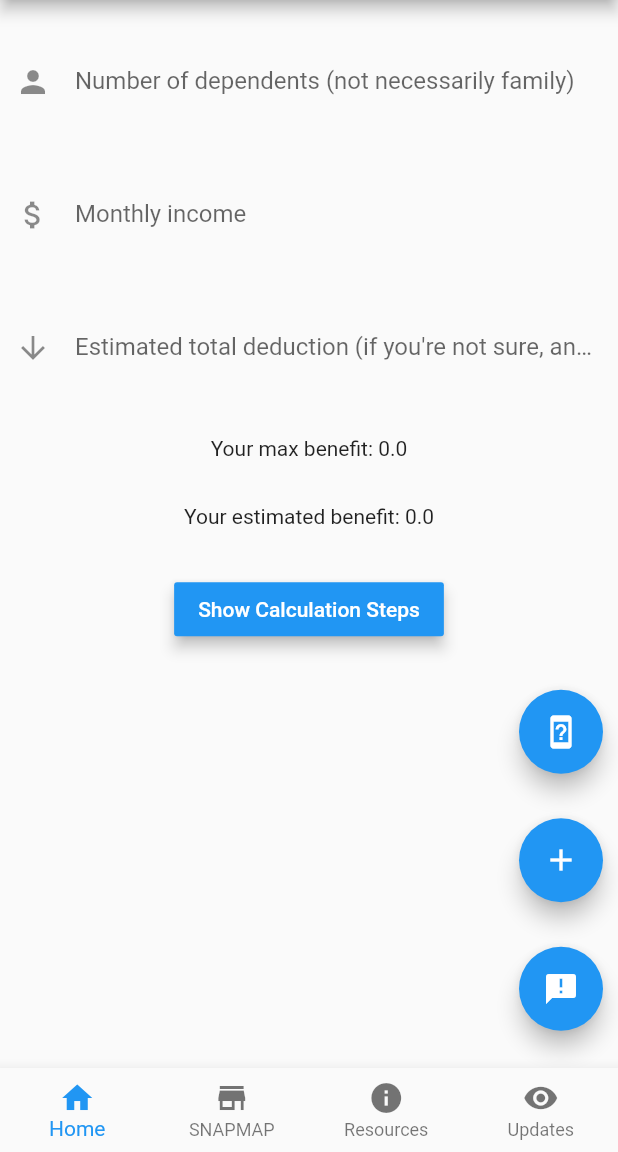
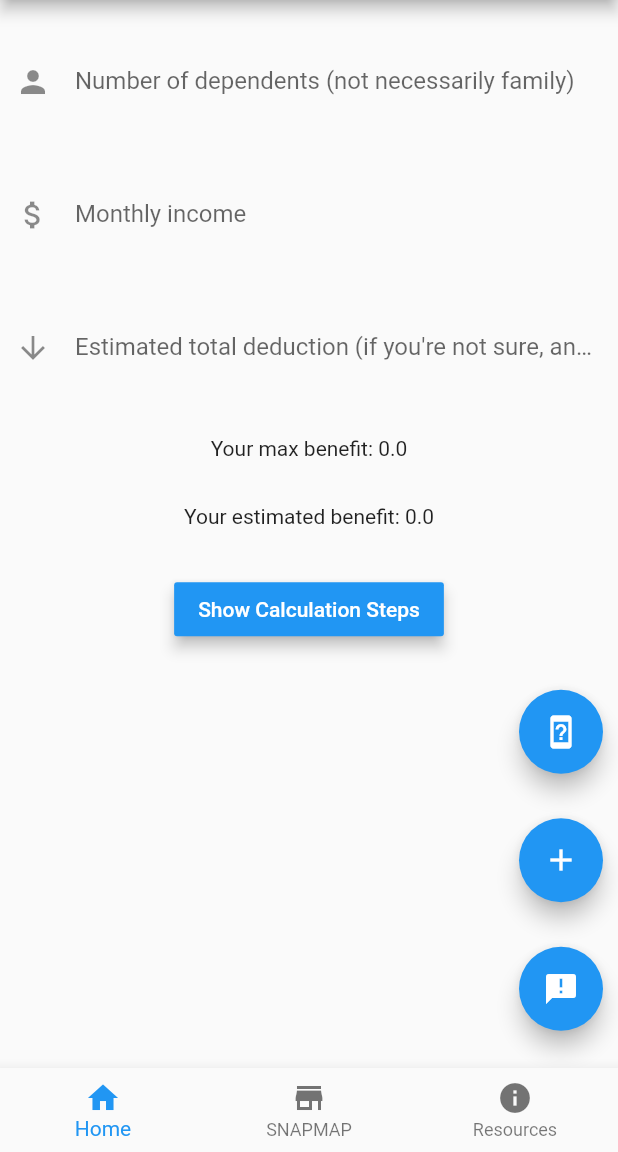
Before and after one commit to snap-app/snapp, a Flutter app: the screen it shows after launch, on a phone screen of 412 x 824 dp, the part 84-1236 px from its top. Run offline on Flutter 3.47's test engine with Material 2 defaults, Android fonts, the phone set to English and light mode, and no system bars; our stand-ins replace flutter_linkify, webview_flutter; missing offline and left inert: flutter_custom_tabs, metadata_fetch.

Commit message:
Temporarily disable Update section

```diff
--- a/lib/main.dart
+++ b/lib/main.dart
@@ -1,6 +1,6 @@
 import 'package:flutter/material.dart';
 import 'package:snapp/resources.dart';
-import 'package:snapp/updates.dart';
+//import 'package:snapp/updates.dart';
 import 'package:webview_flutter/webview_flutter.dart';
 
 import 'home.dart';
@@ -563,15 +563,7 @@ class _MyStatefulWidgetState extends State<MyStatefulWidget> {
         ),
       ),
       Resources(),
-      Updates(),
-      // Container(
-      //   //padding: EdgeInsets.all(10.0),
-      //   child: Column(
-      //     children: <Widget>[
-      //       Text('this is updates stuff'),
-      //     ],
-      //   ),
-      // ),
+      // Updates(),
     ];
 
     return Scaffold(
@@ -595,10 +587,10 @@ class _MyStatefulWidgetState extends State<MyStatefulWidget> {
             icon: Icon(Icons.info),
             label: 'Resources',
           ),
-          BottomNavigationBarItem(
-            icon: Icon(Icons.remove_red_eye),
-            label: 'Updates',
-          ),
+          // BottomNavigationBarItem(
+          //   icon: Icon(Icons.remove_red_eye),
+          //   label: 'Updates',
+          // ),
         ],
         currentIndex: _selectedIndex,
         onTap: _onItemTapped,
```
